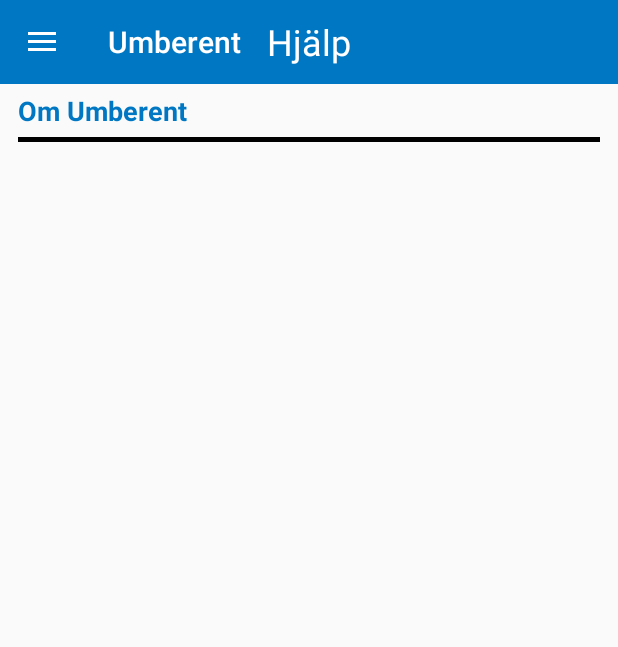
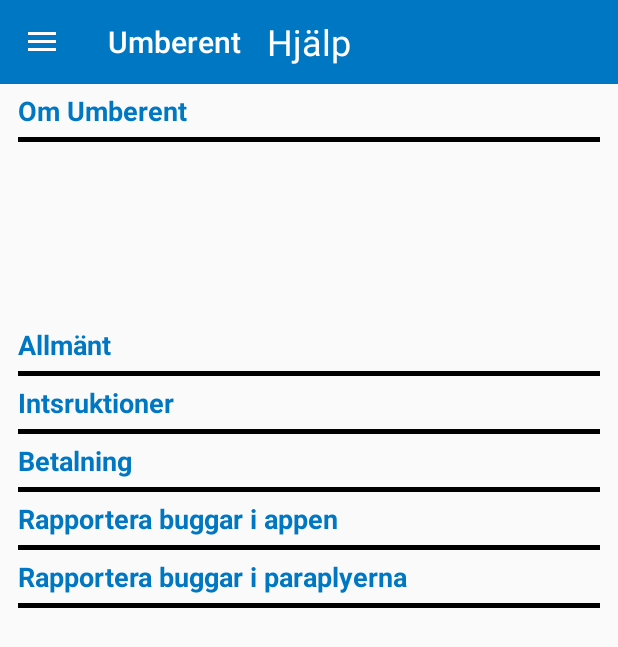
Before and after one commit to Macishh/agile-software-project, an Android app: the fragment HelpFragment placed in its activity, on a phone screen of 412 x 824 dp. Shown: the top 647 px of the screen. Run offline under Robolectric (Android 15) with nearby library versions, the phone set to English and light mode, and no system bars.

Commit message:
Added various titles for FAQ,  titles for reporting bugs in app and bugs in umbrellas

```diff
--- a/Umberent/app/src/main/res/layout/fragment_help.xml
+++ b/Umberent/app/src/main/res/layout/fragment_help.xml
@@ -37,11 +37,109 @@
                     android:textStyle="bold" />
 
                 <View
-                    android:id="@+id/divider"
+                    android:id="@+id/aboutUsDivider"
                     android:layout_width="match_parent"
                     android:layout_height="3dp"
                     android:layout_marginHorizontal="12dp"
                     android:background="#000000" />
+
+                <RelativeLayout
+                    android:layout_width="match_parent"
+                    android:layout_height="117dp"
+                    android:layout_marginHorizontal="12dp">
+
+                </RelativeLayout>
+
+                <TextView
+                    android:id="@+id/generalTitleTextView"
+                    android:layout_width="match_parent"
+                    android:layout_height="wrap_content"
+                    android:layout_marginHorizontal="12dp"
+                    android:layout_marginVertical="5dp"
+                    android:text="Allmänt"
+                    android:textColor="#0077C2"
+                    android:textSize="18sp"
+                    android:textStyle="bold" />
+
+                <View
+                    android:id="@+id/generalDivider"
+                    android:layout_width="match_parent"
+                    android:layout_height="3dp"
+                    android:layout_marginHorizontal="12dp"
+                    android:background="#000000" />
+
+                <TextView
+                    android:id="@+id/instructionsTitleTextView"
+                    android:layout_width="match_parent"
+                    android:layout_height="wrap_content"
+                    android:layout_marginHorizontal="12dp"
+                    android:layout_marginVertical="5dp"
+                    android:text="Intsruktioner"
+                    android:textColor="#0077C2"
+                    android:textSize="18sp"
+                    android:textStyle="bold" />
+
+                <View
+                    android:id="@+id/instructionsDivider"
+                    android:layout_width="match_parent"
+                    android:layout_height="3dp"
+                    android:layout_marginHorizontal="12dp"
+                    android:background="#000000" />
+
+                <TextView
+                    android:id="@+id/paymentTitleTextView"
+                    android:layout_width="match_parent"
+                    android:layout_height="wrap_content"
+                    android:layout_marginHorizontal="12dp"
+                    android:layout_marginVertical="5dp"
+                    android:text="Betalning"
+                    android:textColor="#0077C2"
+                    android:textSize="18sp"
+                    android:textStyle="bold" />
+
+                <View
+                    android:id="@+id/paymentDivider"
+                    android:layout_width="match_parent"
+                    android:layout_height="3dp"
+                    android:layout_marginHorizontal="12dp"
+                    android:background="#000000" />
+
+                <TextView
+                    android:id="@+id/appBugReportTextView"
+                    android:layout_width="match_parent"
+                    android:layout_height="wrap_content"
+                    android:layout_marginHorizontal="12dp"
+                    android:layout_marginVertical="5dp"
+                    android:text="Rapportera buggar i appen"
+                    android:textColor="#0077C2"
+                    android:textSize="18sp"
+                    android:textStyle="bold" />
+
+                <View
+                    android:id="@+id/appBugDivider"
+                    android:layout_width="match_parent"
+                    android:layout_height="3dp"
+                    android:layout_marginHorizontal="12dp"
+                    android:background="#000000" />
+
+                <TextView
+                    android:id="@+id/generalTitleTextView5"
+                    android:layout_width="match_parent"
+                    android:layout_height="wrap_content"
+                    android:layout_marginHorizontal="12dp"
+                    android:layout_marginVertical="5dp"
+                    android:text="Rapportera buggar i paraplyerna"
+                    android:textColor="#0077C2"
+                    android:textSize="18sp"
+                    android:textStyle="bold" />
+
+                <View
+                    android:id="@+id/generalDivider5"
+                    android:layout_width="match_parent"
+                    android:layout_height="3dp"
+                    android:layout_marginHorizontal="12dp"
+                    android:background="#000000" />
+
             </LinearLayout>
         </ScrollView>
     </RelativeLayout>
```
